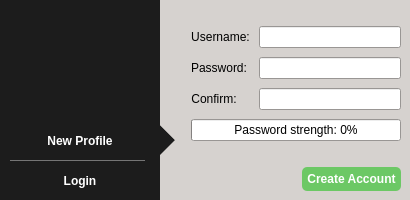
qTox/qTox, file src/loginscreen.ui: the form before one commit.
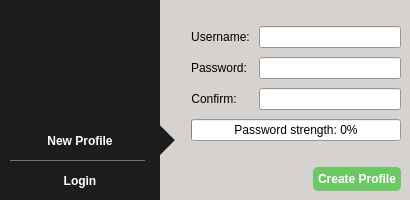
The form after the commit. The open tabs and pages were chosen to show the change. Icons and pictures are not drawn.

Commit message:
Improve wording of login page: "Create Account" → "Create Profile"
This should improve situation with misunderstandings, and add more
consistency.

The edit to the form file:
```diff
--- a/src/loginscreen.ui
+++ b/src/loginscreen.ui
@@ -641,7 +641,7 @@
 background-color:#6cc865;</string>
              </property>
              <property name="text">
-              <string>Create Account</string>
+              <string>Create Profile</string>
              </property>
              <property name="flat">
               <bool>true</bool>
```
